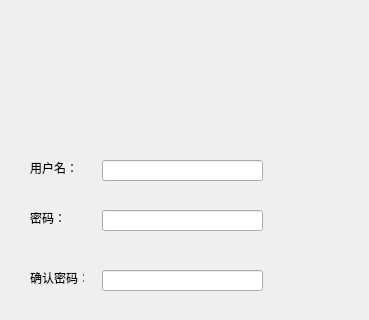
Qt form frm_register.ui (zhongjf25/Airline-Reservation-System) before a commit; both pictures show x 0 to 369 and y 0 to 320 of the 369 by 582 pixel window.
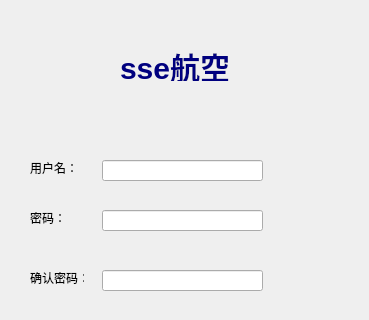
The same form after that commit.

```diff
--- a/frm_register.ui
+++ b/frm_register.ui
@@ -114,6 +114,26 @@
     <string>取消</string>
    </property>
   </widget>
+  <widget class="QLabel" name="label">
+   <property name="geometry">
+    <rect>
+     <x>120</x>
+     <y>50</y>
+     <width>121</width>
+     <height>31</height>
+    </rect>
+   </property>
+   <property name="styleSheet">
+    <string notr="true">font-family: Arial;
+font-size: 30px;
+font-weight: bold;
+color: rgb(0, 0, 127);
+font: 28pt &quot;楷体&quot;;</string>
+   </property>
+   <property name="text">
+    <string>sse航空</string>
+   </property>
+  </widget>
  </widget>
  <resources/>
  <connections/>
```
